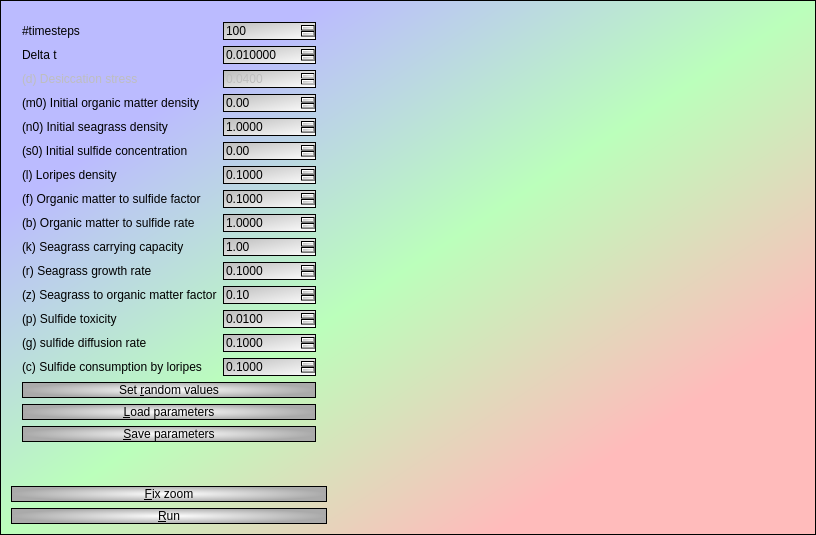
Before: the Qt Designer form Tools/ToolMutualismBreakdowner/qtmutualismbreakdownerequilibriumdialog.ui in richelbilderbeek/ProjectRichelBilderbeek, drawn with Qt 5.
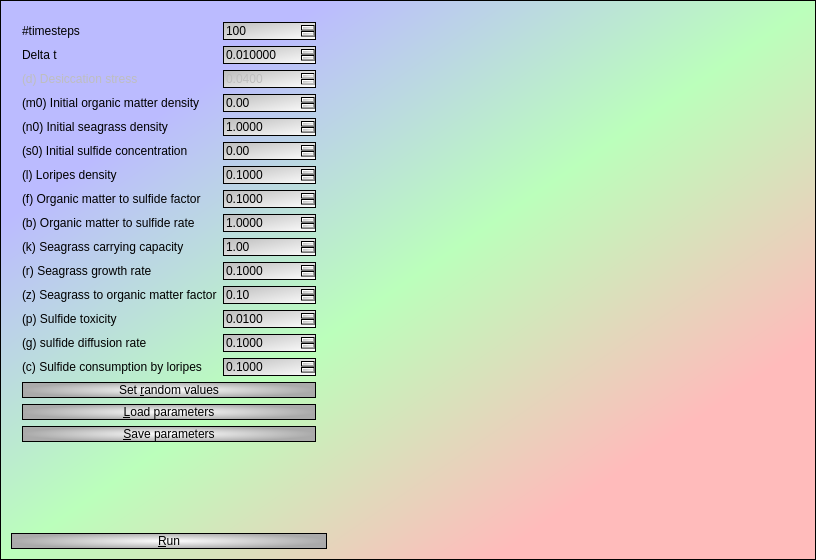
After: the same form once the commit is applied. Custom widgets are drawn as their Qt base class.

Commit message: Equilibrium plot shows two lines starting at high and low density

What changed in the file:
```diff
--- a/Tools/ToolMutualismBreakdowner/qtmutualismbreakdownerequilibriumdialog.ui
+++ b/Tools/ToolMutualismBreakdowner/qtmutualismbreakdownerequilibriumdialog.ui
@@ -7,7 +7,7 @@
     <x>0</x>
     <y>0</y>
     <width>816</width>
-    <height>535</height>
+    <height>560</height>
    </rect>
   </property>
   <property name="windowTitle">
@@ -36,16 +36,6 @@
 }</string>
   </property>
   <layout class="QGridLayout" name="gridLayout">
-   <item row="0" column="1">
-    <widget class="QwtPlot" name="plot_equilibrium" native="true"/>
-   </item>
-   <item row="2" column="0">
-    <widget class="QPushButton" name="button_run">
-     <property name="text">
-      <string>&amp;Run</string>
-     </property>
-    </widget>
-   </item>
    <item row="0" column="0">
     <widget class="QWidget" name="widget" native="true">
      <property name="sizePolicy">
@@ -388,10 +378,13 @@
      </layout>
     </widget>
    </item>
+   <item row="0" column="1">
+    <widget class="QwtPlot" name="plot_equilibrium" native="true"/>
+   </item>
    <item row="1" column="0">
-    <widget class="QPushButton" name="button_fix_zoom">
+    <widget class="QPushButton" name="button_run">
      <property name="text">
-      <string>&amp;Fix zoom</string>
+      <string>&amp;Run</string>
      </property>
     </widget>
    </item>
```
The commit also changes 2 other files.
